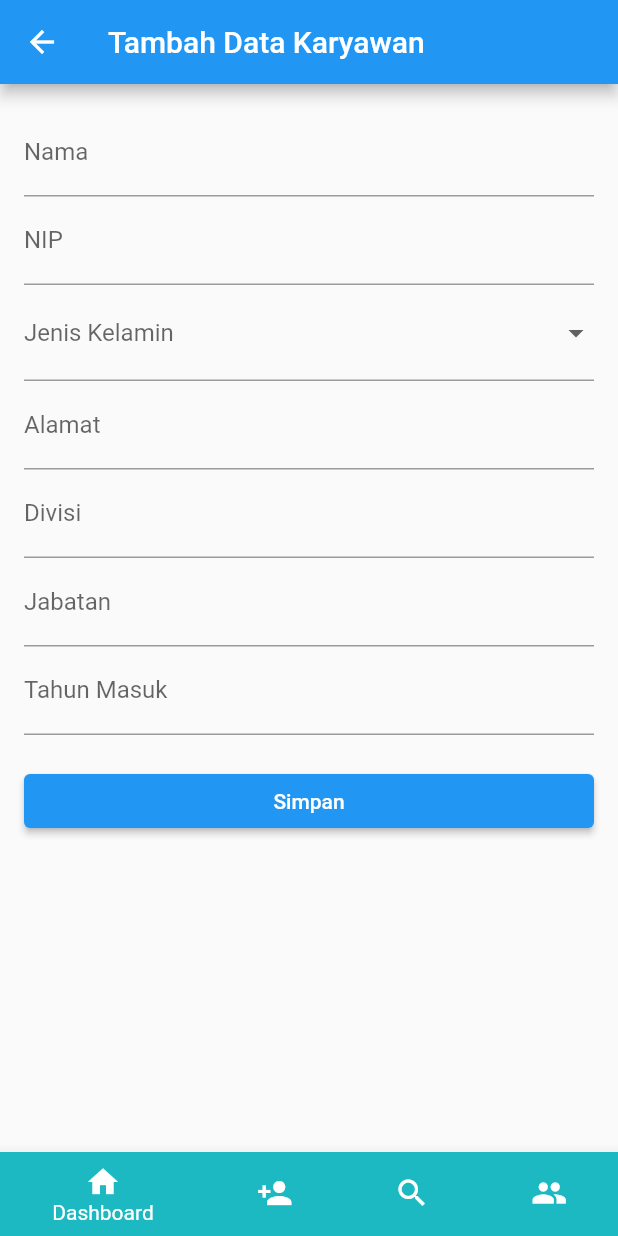
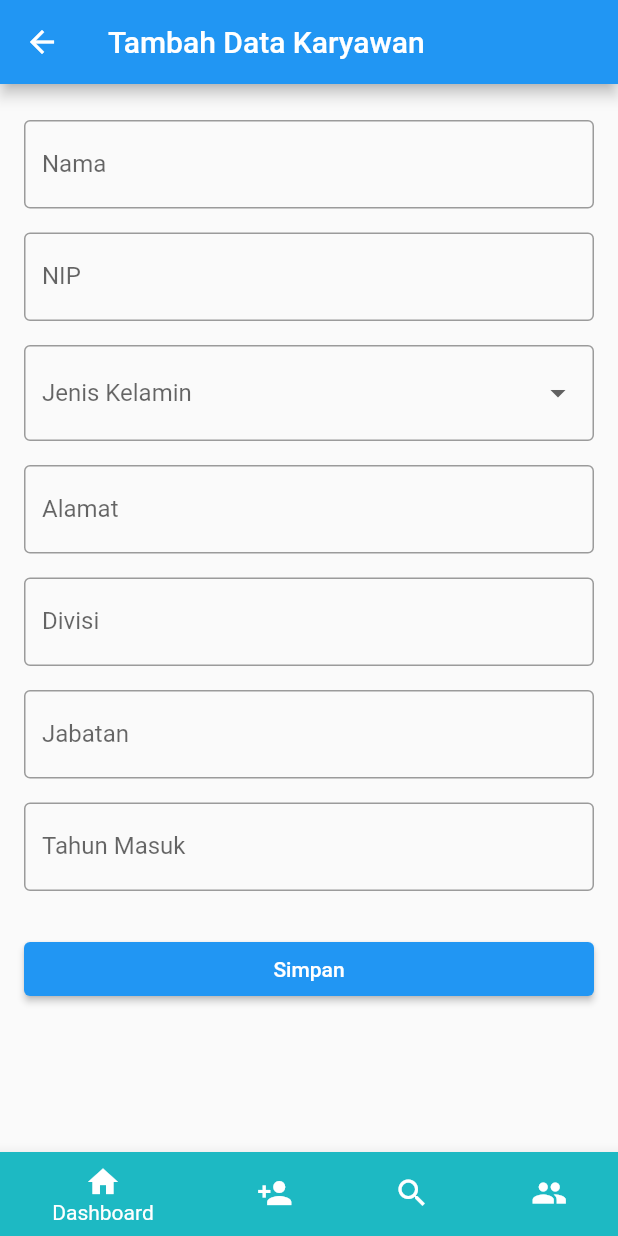
Before and after one commit to alvinyudha/flutter-project, a Flutter app: the TambahDataKaryawanPage screen opened directly, on a phone screen of 412 x 824 dp. Run offline on Flutter 3.47's test engine with Material 2 defaults, Android fonts, the phone set to English and light mode, and no system bars; our stand-ins replace date_field, flutter_svg, form_field_validator, get, google_fonts, simple_shadow.

Commit message:
update add karyawan

```diff
--- a/lib/components/TambahKaryawan/AddKaryawan.dart
+++ b/lib/components/TambahKaryawan/AddKaryawan.dart
@@ -1,5 +1,7 @@
 import 'package:flutter/material.dart';
 import 'package:login_project/constant.dart';
+import 'package:get/get.dart';
+import 'package:login_project/components/CariKaryawan/SearchKaryawan.dart';
 
 class TambahDataKaryawanPage extends StatefulWidget {
   static String routeName = "/addkaryawan";
@@ -34,9 +36,9 @@ class _TambahDataKaryawanPageState extends State<TambahDataKaryawanPage> {
             child: Column(
               crossAxisAlignment: CrossAxisAlignment.stretch,
               children: [
-                TextFormField(
+                buildFormField(
                   controller: _namaController,
-                  decoration: InputDecoration(labelText: 'Nama'),
+                  labelText: 'Nama',
                   validator: (value) {
                     if (value == null || value.isEmpty) {
                       return 'Nama tidak boleh kosong';
@@ -44,9 +46,9 @@ class _TambahDataKaryawanPageState extends State<TambahDataKaryawanPage> {
                     return null;
                   },
                 ),
-                TextFormField(
+                buildFormField(
                   controller: _nipController,
-                  decoration: InputDecoration(labelText: 'NIP'),
+                  labelText: 'NIP',
                   validator: (value) {
                     if (value == null || value.isEmpty) {
                       return 'NIP tidak boleh kosong';
@@ -54,24 +56,19 @@ class _TambahDataKaryawanPageState extends State<TambahDataKaryawanPage> {
                     return null;
                   },
                 ),
-                DropdownButtonFormField(
+                buildDropdownFormField(
                   value: _selectedJenisKelamin,
-                  items: ['Laki-laki', 'Perempuan']
-                      .map((jenisKelamin) => DropdownMenuItem(
-                            value: jenisKelamin,
-                            child: Text(jenisKelamin),
-                          ))
-                      .toList(),
+                  items: ['Laki-laki', 'Perempuan'],
                   onChanged: (value) {
                     setState(() {
-                      _selectedJenisKelamin = value as String?;
+                      _selectedJenisKelamin = value;
                     });
                   },
-                  decoration: InputDecoration(labelText: 'Jenis Kelamin'),
+                  labelText: 'Jenis Kelamin',
                 ),
-                TextFormField(
+                buildFormField(
                   controller: _alamatController,
-                  decoration: InputDecoration(labelText: 'Alamat'),
+                  labelText: 'Alamat',
                   validator: (value) {
                     if (value == null || value.isEmpty) {
                       return 'Alamat tidak boleh kosong';
@@ -79,9 +76,9 @@ class _TambahDataKaryawanPageState extends State<TambahDataKaryawanPage> {
                     return null;
                   },
                 ),
-                TextFormField(
+                buildFormField(
                   controller: _divisiController,
-                  decoration: InputDecoration(labelText: 'Divisi'),
+                  labelText: 'Divisi',
                   validator: (value) {
                     if (value == null || value.isEmpty) {
                       return 'Divisi tidak boleh kosong';
@@ -89,9 +86,9 @@ class _TambahDataKaryawanPageState extends State<TambahDataKaryawanPage> {
                     return null;
                   },
                 ),
-                TextFormField(
+                buildFormField(
                   controller: _jabatanController,
-                  decoration: InputDecoration(labelText: 'Jabatan'),
+                  labelText: 'Jabatan',
                   validator: (value) {
                     if (value == null || value.isEmpty) {
                       return 'Jabatan tidak boleh kosong';
@@ -99,9 +96,9 @@ class _TambahDataKaryawanPageState extends State<TambahDataKaryawanPage> {
                     return null;
                   },
                 ),
-                TextFormField(
+                buildFormField(
                   controller: _tahunMasukController,
-                  decoration: InputDecoration(labelText: 'Tahun Masuk'),
+                  labelText: 'Tahun Masuk',
                   keyboardType: TextInputType.number,
                   validator: (value) {
                     if (value == null || value.isEmpty) {
@@ -129,24 +126,20 @@ class _TambahDataKaryawanPageState extends State<TambahDataKaryawanPage> {
       ),
       bottomNavigationBar: BottomNavigationBar(
         items: [
-          BottomNavigationBarItem(
-            icon: Icon(Icons.home),
-            backgroundColor: kPrimaryColor,
+          buildBottomNavigationBarItem(
+            icon: Icons.home,
             label: 'Dashboard',
           ),
-          BottomNavigationBarItem(
-            backgroundColor: kPrimaryColor,
-            icon: Icon(Icons.person_add),
+          buildBottomNavigationBarItem(
+            icon: Icons.person_add,
             label: 'Tambah Karyawan',
           ),
-          BottomNavigationBarItem(
-            backgroundColor: kPrimaryColor,
-            icon: Icon(Icons.search),
+          buildBottomNavigationBarItem(
+            icon: Icons.search,
             label: 'Cari Karyawan',
           ),
-          BottomNavigationBarItem(
-            backgroundColor: kPrimaryColor,
-            icon: Icon(Icons.people),
+          buildBottomNavigationBarItem(
+            icon: Icons.people,
             label: 'Data Karyawan',
           ),
         ],
@@ -161,6 +154,7 @@ class _TambahDataKaryawanPageState extends State<TambahDataKaryawanPage> {
               break;
             case 2:
               // Navigasi ke halaman Cari Karyawan
+              Get.to(CariKaryawanPage()); // Gantilah dengan rute yang sesuai
               break;
             case 3:
               // Navigasi ke halaman Data Karyawan
@@ -170,6 +164,62 @@ class _TambahDataKaryawanPageState extends State<TambahDataKaryawanPage> {
       ),
     );
   }
+
+  Widget buildFormField({
+    required TextEditingController controller,
+    required String labelText,
+    TextInputType? keyboardType,
+    String? Function(String?)? validator,
+  }) {
+    return Padding(
+      padding: const EdgeInsets.symmetric(vertical: 8),
+      child: TextFormField(
+        controller: controller,
+        decoration: InputDecoration(
+          labelText: labelText,
+          border: OutlineInputBorder(),
+        ),
+        keyboardType: keyboardType,
+        validator: validator,
+      ),
+    );
+  }
+
+  Widget buildDropdownFormField({
+    required String? value,
+    required List<String> items,
+    required void Function(String?)? onChanged,
+    required String labelText,
+  }) {
+    return Padding(
+      padding: const EdgeInsets.symmetric(vertical: 8),
+      child: DropdownButtonFormField<String>(
+        value: value,
+        items: items
+            .map((item) => DropdownMenuItem<String>(
+                  value: item,
+                  child: Text(item),
+                ))
+            .toList(),
+        onChanged: onChanged,
+        decoration: InputDecoration(
+          labelText: labelText,
+          border: OutlineInputBorder(),
+        ),
+      ),
+    );
+  }
+
+  BottomNavigationBarItem buildBottomNavigationBarItem({
+    required IconData icon,
+    required String label,
+  }) {
+    return BottomNavigationBarItem(
+      icon: Icon(icon),
+      backgroundColor: kPrimaryColor,
+      label: label,
+    );
+  }
 }
 
 void main() {
```
